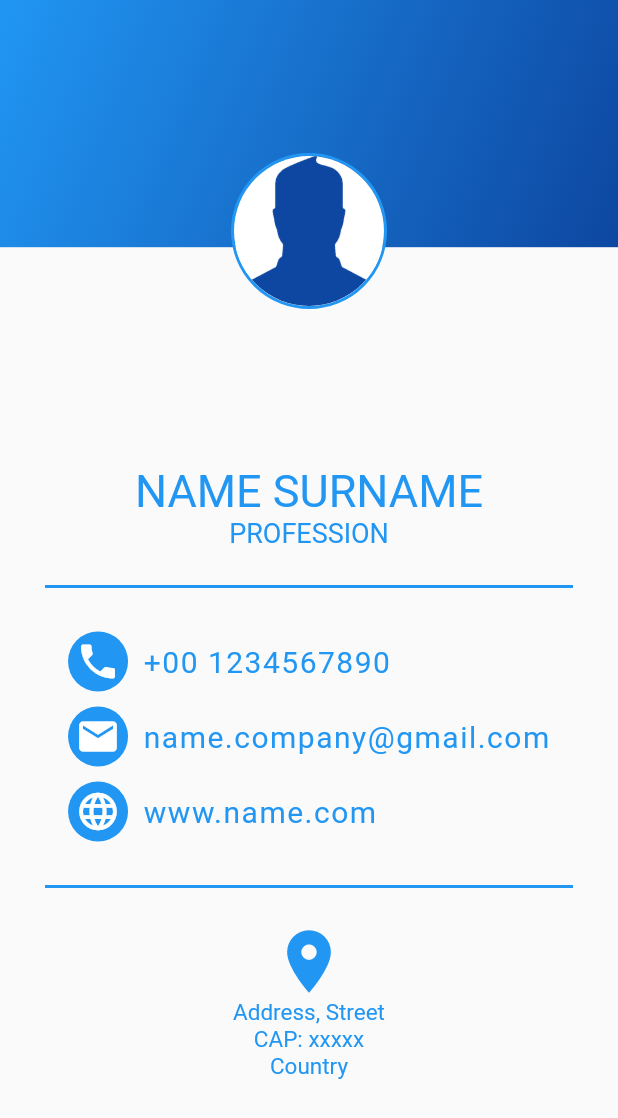
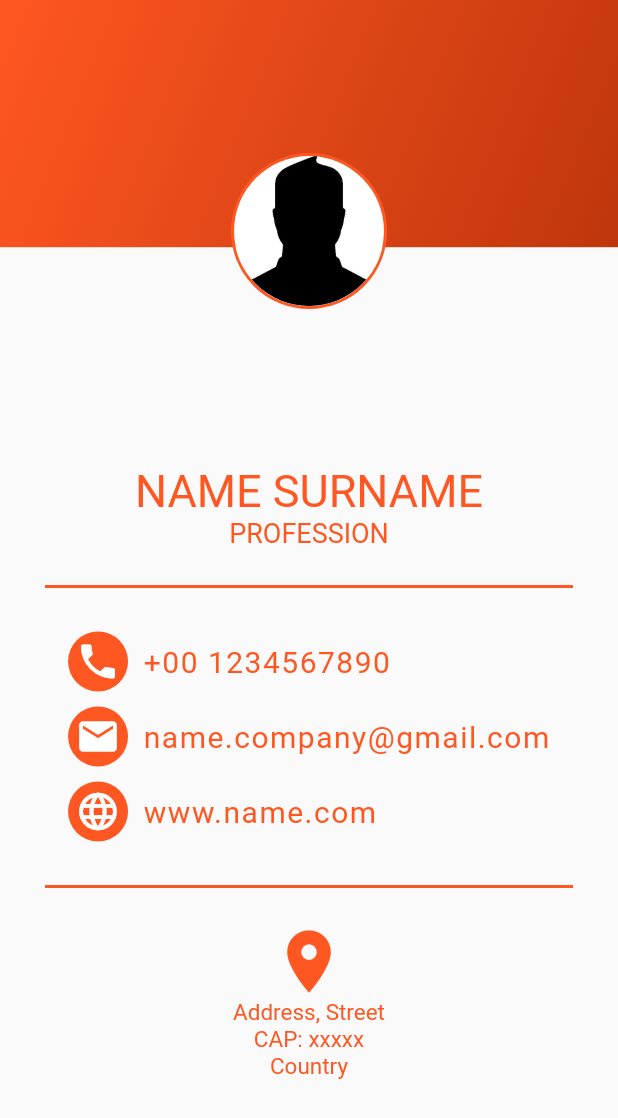
Before and after one commit to ctrlaltcanc/flutter_id, a Flutter app: the screen it shows after launch, on a phone screen of 412 x 824 dp. Shown: the top 1118 px of the screen. Run offline on Flutter 3.47's test engine with Material 2 defaults, Android fonts, the phone set to English and light mode, and no system bars.

Commit message:
moved data on ContactInfo class

```diff
--- /dev/null
+++ b/lib/ContactInfo.dart
@@ -0,0 +1,20 @@
+import 'package:flutter/material.dart';
+
+class ContactInfo {
+  final String name;
+  final String profession;
+  final String phoneNumber;
+  final String email;
+  final String website;
+  final String adress;
+  final MaterialColor color;
+
+  ContactInfo(
+      {@required this.name,
+      @required this.profession,
+      @required this.phoneNumber,
+      @required this.email,
+      @required this.website,
+      @required this.adress,
+      @required this.color});
+}
--- a/lib/IconText.dart
+++ b/lib/IconText.dart
@@ -3,8 +3,9 @@ import 'package:flutter/material.dart';
 class IconText extends StatelessWidget {
   final IconData icon;
   final String text;
+  final MaterialColor color;
 
-  IconText({this.icon, this.text});
+  IconText({this.icon, this.text, this.color});
 
   @override
   Widget build(BuildContext context) {
@@ -16,7 +17,7 @@ class IconText extends StatelessWidget {
           padding: EdgeInsets.fromLTRB(0.0, 5.0, 10.0, 5.0),
           child: Container(
             decoration:
-                BoxDecoration(shape: BoxShape.circle, color: Colors.blue),
+                BoxDecoration(shape: BoxShape.circle, color: color),
             child: Padding(
               padding: EdgeInsets.all(5.0),
               child: Icon(
@@ -30,7 +31,7 @@ class IconText extends StatelessWidget {
         Text(
           text,
           style: TextStyle(
-            color: Colors.blue,
+            color: color,
             fontSize: 20.0,
             letterSpacing: 1.0,
           ),
--- a/lib/main.dart
+++ b/lib/main.dart
@@ -1,5 +1,6 @@
 import 'package:flutter/material.dart';
 import 'package:flutter/services.dart';
+import 'package:flutter_id/ContactInfo.dart';
 import 'IconText.dart';
 
 void main() {
@@ -10,6 +11,16 @@ void main() {
 }
 
 class AboutMe extends StatelessWidget {
+  ContactInfo contactInfo = ContactInfo(
+      name: 'NAME SURNAME',
+      profession: 'PROFESSION',
+      phoneNumber: '+00 1234567890',
+      email: 'name.company@gmail.com',
+      website: 'www.name.com',
+      adress: 'Address, Street\nCAP: xxxxx\nCountry',
+      color: Colors.deepOrange
+    );
+
   @override
   Widget build(BuildContext context) {
     SystemChrome.setEnabledSystemUIOverlays([]);
@@ -101,7 +112,7 @@ class AboutMe extends StatelessWidget {
                   end: orientation == Orientation.portrait
                       ? Alignment.bottomRight
                       : Alignment.topRight,
-                  colors: [Colors.blue, Colors.blue[900]],
+                  colors: [contactInfo.color, contactInfo.color[900]],
                   tileMode: TileMode.mirror,
                 ),
               ),
@@ -114,7 +125,7 @@ class AboutMe extends StatelessWidget {
             child: Container(
               decoration: BoxDecoration(
                 shape: BoxShape.circle,
-                border: Border.all(width: 2.0, color: Colors.blue),
+                border: Border.all(width: 2.0, color: contactInfo.color),
               ),
               child: CircleAvatar(
                 radius: 50.0,
@@ -132,16 +143,16 @@ class AboutMe extends StatelessWidget {
     return Column(
       children: [
         Text(
-          'NAME SURNAME',
+          contactInfo.name,
           style: TextStyle(
-            color: Colors.blue,
+            color: contactInfo.color,
             fontSize: 30.0,
           ),
         ),
         Text(
-          'PROFESSION',
+          contactInfo.profession,
           style: TextStyle(
-            color: Colors.blue,
+            color: contactInfo.color,
             fontSize: 18.0,
           ),
         ),
@@ -157,9 +168,9 @@ class AboutMe extends StatelessWidget {
           mainAxisAlignment: MainAxisAlignment.center,
           crossAxisAlignment: CrossAxisAlignment.start,
           children: [
-            IconText(icon: Icons.phone, text: '+00 1234567890'),
-            IconText(icon: Icons.mail, text: 'name.company@gmail.com'),
-            IconText(icon: Icons.language, text: 'www.name.com'),
+            IconText(icon: Icons.phone, text: contactInfo.phoneNumber, color: contactInfo.color),
+            IconText(icon: Icons.mail, text: contactInfo.email, color: contactInfo.color),
+            IconText(icon: Icons.language, text: contactInfo.website, color: contactInfo.color),
           ],
         ),
       ],
@@ -172,7 +183,7 @@ class AboutMe extends StatelessWidget {
       thickness: 2.0,
       indent: 30.0,
       endIndent: 30.0,
-      color: Colors.blue,
+      color: contactInfo.color,
     );
   }
 
@@ -182,7 +193,7 @@ class AboutMe extends StatelessWidget {
       thickness: 2.0,
       indent: 30.0,
       endIndent: 30.0,
-      color: Colors.blue,
+      color: contactInfo.color,
     );
   }
 
@@ -194,12 +205,12 @@ class AboutMe extends StatelessWidget {
         Icon(
           Icons.location_on,
           size: 50.0,
-          color: Colors.blue,
+          color: contactInfo.color,
         ),
         Text(
-          'Address, Street\nCAP: xxxxx\nCountry',
+          contactInfo.adress,
           style: TextStyle(
-            color: Colors.blue,
+            color: contactInfo.color,
             fontSize: 15.0,
           ),
           textAlign: TextAlign.center,
```
Also changed, not shown: assets/user-picture.png.
